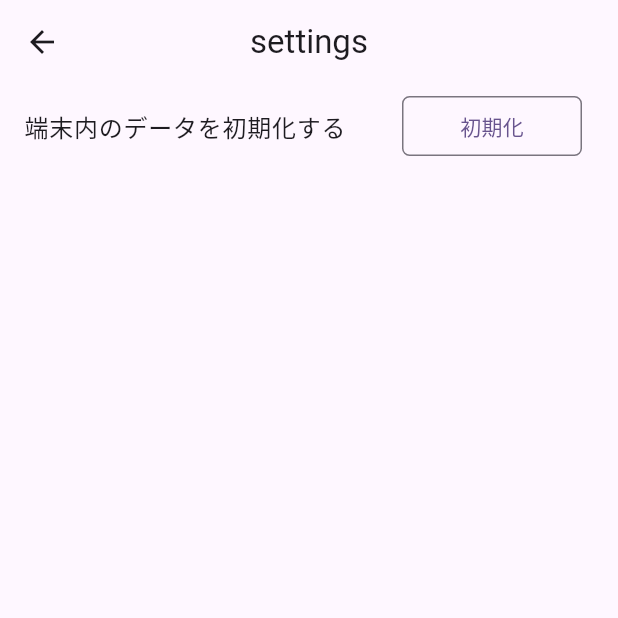
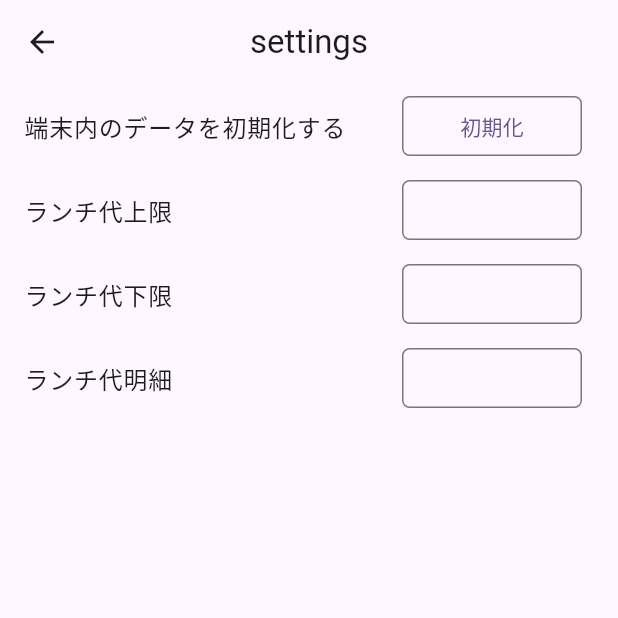
Before and after one commit to woodyvillage/stash-book, a Flutter app: the screen it shows after launch, after a tap on the "settings" icon, on a phone screen of 412 x 824 dp, the top half of it. Run offline on Flutter 3.47's test engine with Material 3 defaults, Android fonts, the light colour scheme and no system bars; our stand-ins replace rxdart, sqflite; missing offline and left inert: dart:ffi; accounts and stored records are empty; generated files the repository leaves out were written again.

Commit message:
add setting item

```diff
--- a/lib/const/configuration_const.dart
+++ b/lib/const/configuration_const.dart
@@ -15,5 +15,9 @@ const String settingsRemarks = 'REMARKS';
 // コンフィグアクションリスト
 // =============================================================================
 final settingsLists = [
+  // 種別,キー,識別子,初期値,固定値
   [patternButton, 'C01', 'INITIALIZE', typeNothing],
+  [patternButton, 'C02', 'ACCOUNT_MAXIMUM', typeNothing],
+  [patternButton, 'C03', 'ACCOUNT_MINIMUM', typeNothing],
+  [patternButton, 'C04', 'ACCOUNT_REMARKS', typeNothing],
 ];
--- a/lib/l10n/app_en.arb
+++ b/lib/l10n/app_en.arb
@@ -12,7 +12,7 @@
 
   "hint_need_number": "Input num",
 
-  "configure_general_head": "{index, select, C01{端末内のデータを初期化する} other{}}",
+  "configure_general_head": "{index, select, C01{端末内のデータを初期化する} C02{ランチ代上限} C03{ランチ代下限} C04{ランチ代明細} other{}}",
   "configure_general_desc": "{index, select, C01{初期化} other{}}",
 
   "amount_format": "#,##0",
--- a/lib/l10n/app_jp.arb
+++ b/lib/l10n/app_jp.arb
@@ -12,7 +12,7 @@
 
   "hint_need_number": "数字で入力してください",
 
-  "configure_general_head": "{index, select, C01{端末内のデータを初期化する} other{}}",
+  "configure_general_head": "{index, select, C01{端末内のデータを初期化する} C02{ランチ代上限} C03{ランチ代下限} C04{ランチ代明細} other{}}",
   "configure_general_desc": "{index, select, C01{初期化} other{}}",
 
   "amount_format": "#,##0",
--- a/lib/view/utility/callback_utility.dart
+++ b/lib/view/utility/callback_utility.dart
@@ -90,6 +90,13 @@ VoidCallback makeButtonCallback(
           Navigator.pop(context);
         }
       };
+    case 'C02':
+    case 'C03':
+    case 'C04':
+      return () async {
+        // 機能呼び出しのみ、画面遷移なし
+        await expense(context, bloc, list);
+      };
     default:
       return Void as VoidCallback;
   }
```
